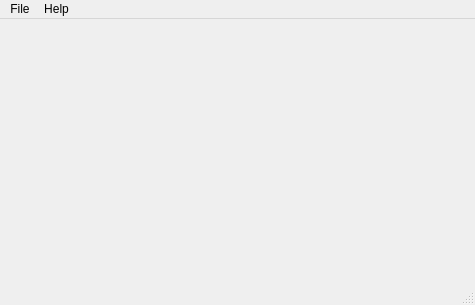
Before: the Qt Designer form src/mainwindow.ui in FizzyGalacticus/gbdynbintrans, drawn with Qt 5.
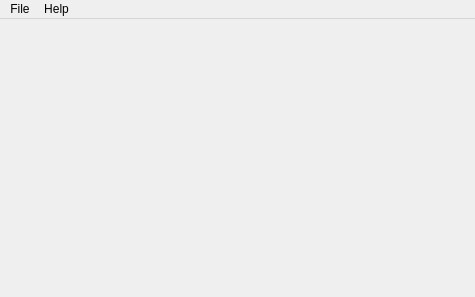
After: the same form once the commit is applied. Icons and pictures are not drawn.

Commit message: Fixed a lot of layout issues.

The edit to the form file:
```diff
--- a/src/mainwindow.ui
+++ b/src/mainwindow.ui
@@ -8,7 +8,7 @@
     <x>0</x>
     <y>0</y>
     <width>475</width>
-    <height>305</height>
+    <height>297</height>
    </rect>
   </property>
   <property name="windowTitle">
@@ -50,7 +50,6 @@
    <addaction name="menuFile"/>
    <addaction name="menuHelp"/>
   </widget>
-  <widget class="QStatusBar" name="statusBar"/>
   <action name="actionOpen">
    <property name="text">
     <string>Open</string>
```
The commit also changes 2 other files.
